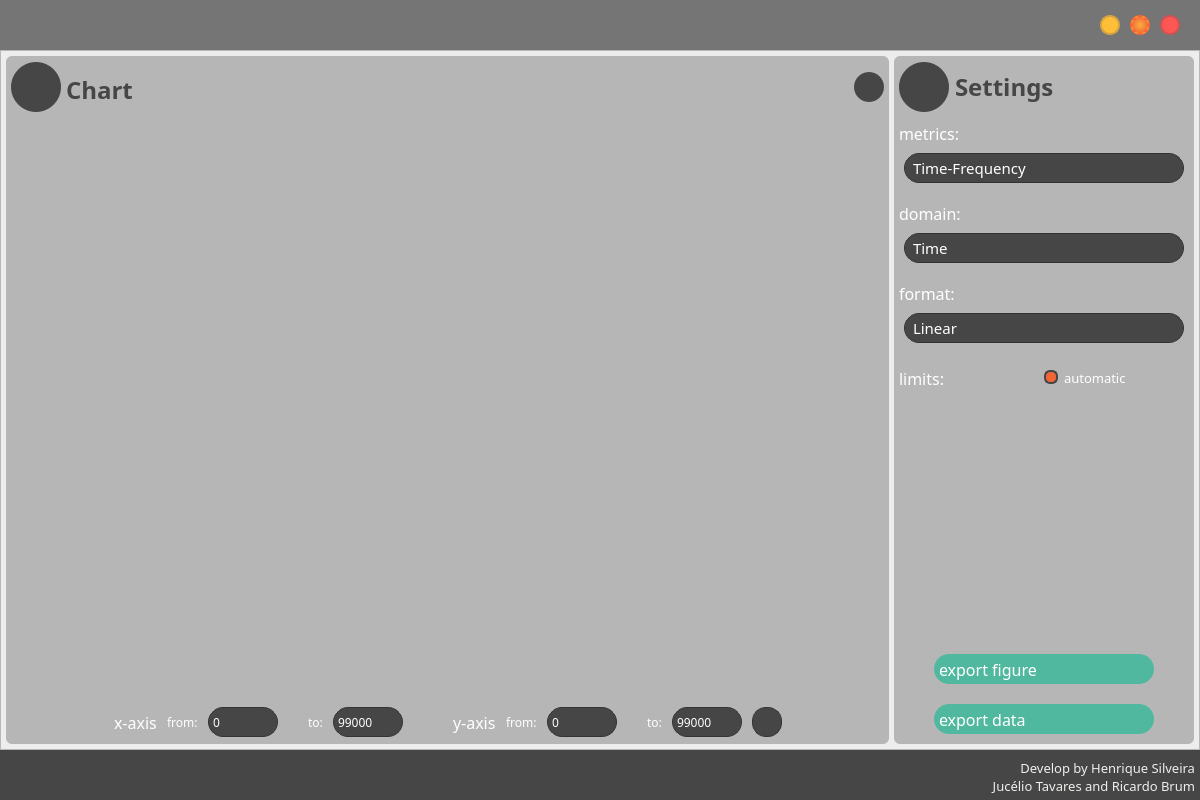
The window that Forms/graph.ui (henriquealende/PsychoBox) describes before a commit, drawn with Qt 5.
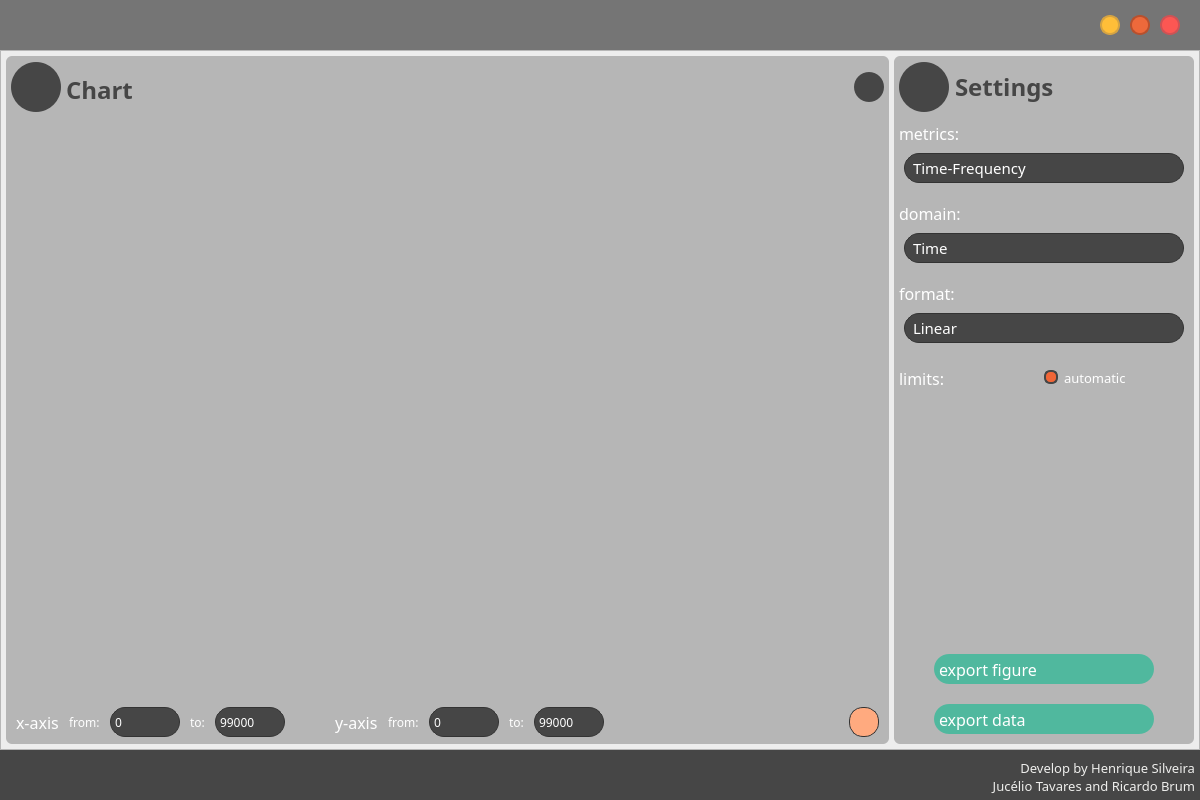
The same window after the commit. Icons and pictures are not drawn.

Commit message: ajusting graphs

```diff
--- a/Forms/graph.ui
+++ b/Forms/graph.ui
@@ -207,8 +207,8 @@
            </property>
            <property name="styleSheet">
             <string notr="true">QPushButton {
-	background-color:  qradialgradient(spread:pad, cx:0.5, cy:0.5, radius:0.5, fx:0.5, fy:0.5, stop:0 rgba(252, 175, 62,255), stop:1 rgba(241, 102, 55, 255));
-	border: 2px solid  qradialgradient(spread:pad, cx:0.5, cy:0.5, radius:0.5, fx:0.5, fy:0.5, stop:0 rgba(252, 175, 62,255), stop:1 rgba(241, 102, 55, 255));
+	background-color:  rgb(237, 105, 59);
+	border: 2px solid rgb(184, 80, 45) ;
 }
 
 QPushButton:hover {
@@ -218,6 +218,16 @@
            <property name="text">
             <string/>
            </property>
+           <property name="icon">
+            <iconset resource="../Resources/resourceGui.qrc">
+             <normaloff>:/icons/img/maximizar-janela.png</normaloff>:/icons/img/maximizar-janela.png</iconset>
+           </property>
+           <property name="iconSize">
+            <size>
+             <width>12</width>
+             <height>12</height>
+            </size>
+           </property>
           </widget>
          </item>
          <item>
@@ -596,7 +606,7 @@
 }</string>
            </property>
            <property name="frameShape">
-            <enum>QFrame::StyledPanel</enum>
+            <enum>QFrame::NoFrame</enum>
            </property>
            <property name="frameShadow">
             <enum>QFrame::Raised</enum>
@@ -617,19 +627,6 @@
             <property name="bottomMargin">
              <number>5</number>
             </property>
-            <item>
-             <spacer name="horizontalSpacer">
-              <property name="orientation">
-               <enum>Qt::Horizontal</enum>
-              </property>
-              <property name="sizeHint" stdset="0">
-               <size>
-                <width>40</width>
-                <height>20</height>
-               </size>
-              </property>
-             </spacer>
-            </item>
             <item>
              <widget class="QFrame" name="frame_20">
               <property name="frameShape">
@@ -716,19 +713,6 @@
                  </property>
                 </widget>
                </item>
-               <item>
-                <spacer name="horizontalSpacer_3">
-                 <property name="orientation">
-                  <enum>Qt::Horizontal</enum>
-                 </property>
-                 <property name="sizeHint" stdset="0">
-                  <size>
-                   <width>20</width>
-                   <height>20</height>
-                  </size>
-                 </property>
-                </spacer>
-               </item>
                <item>
                 <widget class="QLabel" name="label_79">
                  <property name="font">
@@ -865,19 +849,6 @@
                  </property>
                 </widget>
                </item>
-               <item>
-                <spacer name="horizontalSpacer_4">
-                 <property name="orientation">
-                  <enum>Qt::Horizontal</enum>
-                 </property>
-                 <property name="sizeHint" stdset="0">
-                  <size>
-                   <width>20</width>
-                   <height>20</height>
-                  </size>
-                 </property>
-                </spacer>
-               </item>
                <item>
                 <widget class="QLabel" name="label_81">
                  <property name="font">
@@ -927,14 +898,36 @@
                  </property>
                 </widget>
                </item>
+               <item>
+                <spacer name="horizontalSpacer_3">
+                 <property name="orientation">
+                  <enum>Qt::Horizontal</enum>
+                 </property>
+                 <property name="sizeHint" stdset="0">
+                  <size>
+                   <width>40</width>
+                   <height>20</height>
+                  </size>
+                 </property>
+                </spacer>
+               </item>
                <item>
                 <widget class="QPushButton" name="refresh">
+                 <property name="minimumSize">
+                  <size>
+                   <width>30</width>
+                   <height>30</height>
+                  </size>
+                 </property>
                  <property name="maximumSize">
                   <size>
                    <width>30</width>
                    <height>30</height>
                   </size>
                  </property>
+                 <property name="styleSheet">
+                  <string notr="true">background-color: rgb(255, 170, 127)</string>
+                 </property>
                  <property name="text">
                   <string/>
                  </property>
@@ -947,19 +940,6 @@
               </layout>
              </widget>
             </item>
-            <item>
-             <spacer name="horizontalSpacer_2">
-              <property name="orientation">
-               <enum>Qt::Horizontal</enum>
-              </property>
-              <property name="sizeHint" stdset="0">
-               <size>
-                <width>40</width>
-                <height>20</height>
-               </size>
-              </property>
-             </spacer>
-            </item>
            </layout>
           </widget>
          </item>
```
Left out of the diff: 2 changed lines with no effect on the pictures. The commit also changes 18 other files.
